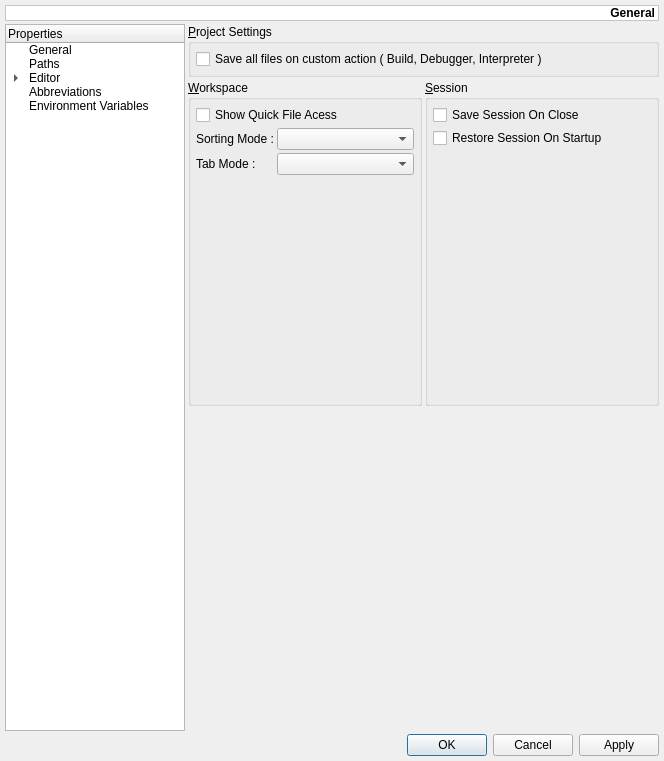
This is monkey/src/maininterface/ui/UISettings.ui in pasnox/monkeystudio2 as Qt 5 draws it before an edit. The edited form follows.
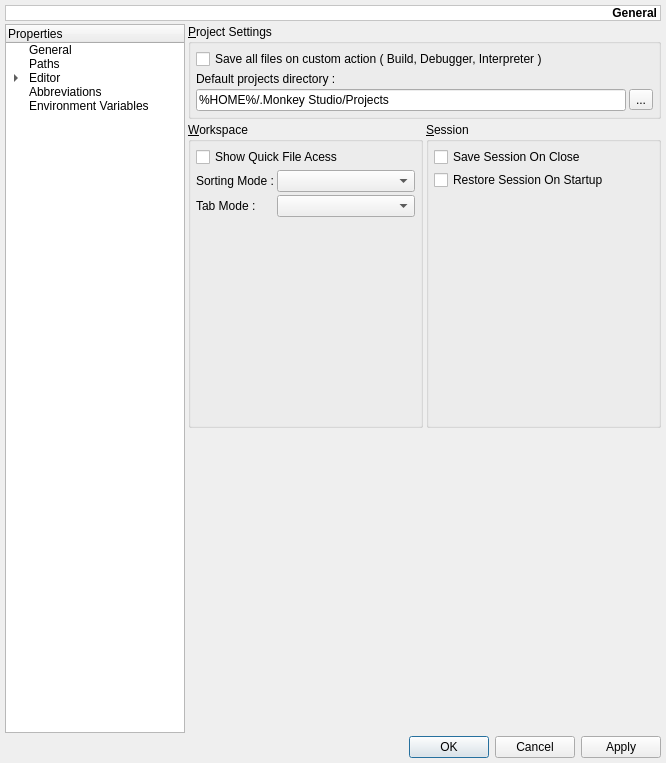
This is the edited form. Custom widgets are drawn as their Qt base class.

What changed in the file:
```diff
--- a/monkey/src/maininterface/ui/UISettings.ui
+++ b/monkey/src/maininterface/ui/UISettings.ui
@@ -6,8 +6,8 @@
    <rect>
     <x>0</x>
     <y>0</y>
-    <width>664</width>
-    <height>761</height>
+    <width>666</width>
+    <height>763</height>
    </rect>
   </property>
   <property name="windowTitle">
@@ -240,6 +240,27 @@
           <property name="spacing">
            <number>3</number>
           </property>
+          <item row="1" column="0" colspan="2">
+           <widget class="QLabel" name="lDefaultProjectsDirectory">
+            <property name="text">
+             <string>Default projects directory :</string>
+            </property>
+           </widget>
+          </item>
+          <item row="2" column="1">
+           <widget class="QToolButton" name="tbDefaultProjectsDirectory">
+            <property name="text">
+             <string>...</string>
+            </property>
+           </widget>
+          </item>
+          <item row="2" column="0">
+           <widget class="QLineEdit" name="leDefaultProjectsDirectory">
+            <property name="text">
+             <string>%HOME%/.Monkey Studio/Projects</string>
+            </property>
+           </widget>
+          </item>
           <item row="0" column="0" colspan="2">
            <widget class="QCheckBox" name="cbSaveFiles">
             <property name="text">
```
Left out of the diff: 6 changed lines with no effect on the pictures.
